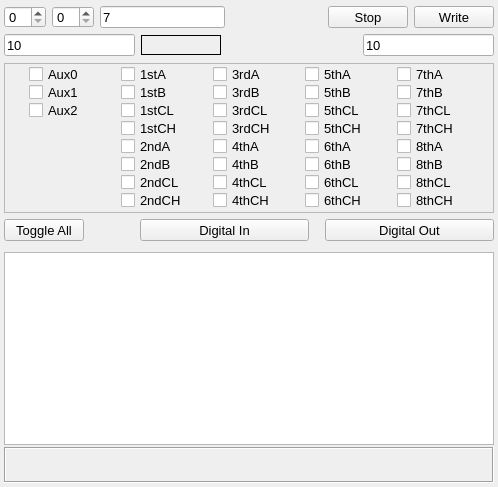
The window that diosubwidget.ui (MccDv/universaltest) describes before a commit, drawn with Qt 5.
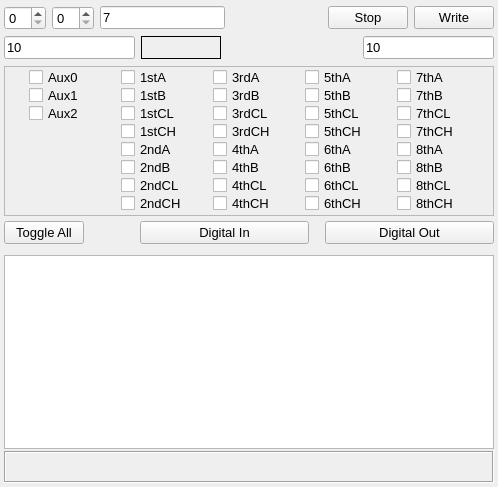
The same window after the commit. The open tabs and pages were chosen to show the change. Custom widgets are drawn as their Qt base class.

Commit message: Update fonts for Mac readability. Add missing stub slots for childwindow signals.

What changed in the file:
```diff
--- a/diosubwidget.ui
+++ b/diosubwidget.ui
@@ -22,6 +22,11 @@
     <height>200</height>
    </size>
   </property>
+  <property name="font">
+   <font>
+    <pointsize>10</pointsize>
+   </font>
+  </property>
   <property name="windowTitle">
    <string>Form</string>
   </property>
@@ -55,11 +60,6 @@
        <height>33</height>
       </size>
      </property>
-     <property name="font">
-      <font>
-       <pointsize>10</pointsize>
-      </font>
-     </property>
      <property name="frameShape">
       <enum>QFrame::NoFrame</enum>
      </property>
@@ -81,17 +81,6 @@
       </property>
       <item>
        <widget class="QSpinBox" name="spnLowChan">
-        <property name="maximumSize">
-         <size>
-          <width>16777215</width>
-          <height>22</height>
-         </size>
-        </property>
-        <property name="font">
-         <font>
-          <pointsize>10</pointsize>
-         </font>
-        </property>
         <property name="toolTip">
          <string>Low channel</string>
         </property>
@@ -99,17 +88,6 @@
       </item>
       <item>
        <widget class="QSpinBox" name="spnHighChan">
-        <property name="maximumSize">
-         <size>
-          <width>16777215</width>
-          <height>22</height>
-         </size>
-        </property>
-        <property name="font">
-         <font>
-          <pointsize>10</pointsize>
-         </font>
-        </property>
         <property name="toolTip">
          <string>High channel</string>
         </property>
@@ -117,17 +95,6 @@
       </item>
       <item>
        <widget class="QLineEdit" name="leNumSamples">
-        <property name="maximumSize">
-         <size>
-          <width>16777215</width>
-          <height>22</height>
-         </size>
-        </property>
-        <property name="font">
-         <font>
-          <pointsize>10</pointsize>
-         </font>
-        </property>
         <property name="toolTip">
          <string>Value to write</string>
         </property>
@@ -151,17 +118,6 @@
       </item>
       <item>
        <widget class="QPushButton" name="cmdStop">
-        <property name="maximumSize">
-         <size>
-          <width>16777215</width>
-          <height>22</height>
-         </size>
-        </property>
-        <property name="font">
-         <font>
-          <pointsize>10</pointsize>
-         </font>
-        </property>
         <property name="text">
          <string>Stop</string>
         </property>
@@ -169,17 +125,6 @@
       </item>
       <item>
        <widget class="QPushButton" name="cmdGo">
-        <property name="maximumSize">
-         <size>
-          <width>16777215</width>
-          <height>22</height>
-         </size>
-        </property>
-        <property name="font">
-         <font>
-          <pointsize>10</pointsize>
-         </font>
-        </property>
         <property name="text">
          <string>Write</string>
         </property>
@@ -223,18 +168,6 @@
       </property>
       <item>
        <widget class="QLineEdit" name="leRate">
-        <property name="maximumSize">
-         <size>
-          <width>16777215</width>
-          <height>22</height>
-         </size>
-        </property>
-        <property name="font">
-         <font>
-          <family>Ubuntu</family>
-          <pointsize>10</pointsize>
-         </font>
-        </property>
         <property name="toolTip">
          <string>Rate</string>
         </property>
@@ -257,17 +190,6 @@
           <height>18</height>
          </size>
         </property>
-        <property name="maximumSize">
-         <size>
-          <width>16777215</width>
-          <height>20</height>
-         </size>
-        </property>
-        <property name="font">
-         <font>
-          <pointsize>10</pointsize>
-         </font>
-        </property>
         <property name="toolTip">
          <string>Actual rate returned</string>
         </property>
@@ -294,18 +216,6 @@
       </item>
       <item>
        <widget class="QLineEdit" name="leBlockSize">
-        <property name="maximumSize">
-         <size>
-          <width>16777215</width>
-          <height>22</height>
-         </size>
-        </property>
-        <property name="font">
-         <font>
-          <family>Ubuntu</family>
-          <pointsize>10</pointsize>
-         </font>
-        </property>
         <property name="toolTip">
          <string>Block size</string>
         </property>
@@ -1174,17 +1084,6 @@
          </property>
          <item>
           <widget class="QPushButton" name="cmdToggle">
-           <property name="maximumSize">
-            <size>
-             <width>16777215</width>
-             <height>22</height>
-            </size>
-           </property>
-           <property name="font">
-            <font>
-             <pointsize>10</pointsize>
-            </font>
-           </property>
            <property name="text">
             <string>Toggle All</string>
            </property>
@@ -1205,17 +1104,6 @@
          </item>
          <item>
           <widget class="QPushButton" name="cmdConfigIn">
-           <property name="maximumSize">
-            <size>
-             <width>16777215</width>
-             <height>22</height>
-            </size>
-           </property>
-           <property name="font">
-            <font>
-             <pointsize>10</pointsize>
-            </font>
-           </property>
            <property name="text">
             <string>Digital In</string>
            </property>
@@ -1223,17 +1111,6 @@
          </item>
          <item>
           <widget class="QPushButton" name="cmdConfigOut">
-           <property name="maximumSize">
-            <size>
-             <width>16777215</width>
-             <height>22</height>
-            </size>
-           </property>
-           <property name="font">
-            <font>
-             <pointsize>10</pointsize>
-            </font>
-           </property>
            <property name="text">
             <string>Digital Out</string>
            </property>
@@ -1269,7 +1146,6 @@
          <property name="font">
           <font>
            <family>Courier 10 Pitch</family>
-           <pointsize>10</pointsize>
           </font>
          </property>
          <property name="tabStopWidth">
@@ -1531,7 +1407,7 @@
     <widget class="QFrame" name="fraInfoStat">
      <property name="font">
       <font>
-       <pointsize>10</pointsize>
+       <pointsize>8</pointsize>
       </font>
      </property>
      <property name="frameShape">
@@ -1564,24 +1440,6 @@
           <verstretch>0</verstretch>
          </sizepolicy>
         </property>
-        <property name="minimumSize">
-         <size>
-          <width>400</width>
-          <height>16</height>
-         </size>
-        </property>
-        <property name="maximumSize">
-         <size>
-          <width>16777215</width>
-          <height>16</height>
-         </size>
-        </property>
-        <property name="font">
-         <font>
-          <family>Courier 10 Pitch</family>
-          <pointsize>8</pointsize>
-         </font>
-        </property>
         <property name="text">
          <string/>
         </property>
@@ -1598,18 +1456,6 @@
           <verstretch>0</verstretch>
          </sizepolicy>
         </property>
-        <property name="minimumSize">
-         <size>
-          <width>400</width>
-          <height>16</height>
-         </size>
-        </property>
-        <property name="maximumSize">
-         <size>
-          <width>16777215</width>
-          <height>16</height>
-         </size>
-        </property>
         <property name="font">
          <font>
           <family>Courier 10 Pitch</family>
```
Left out of the diff: 2 changed lines with no effect on the pictures. The commit also changes 32 other files.
